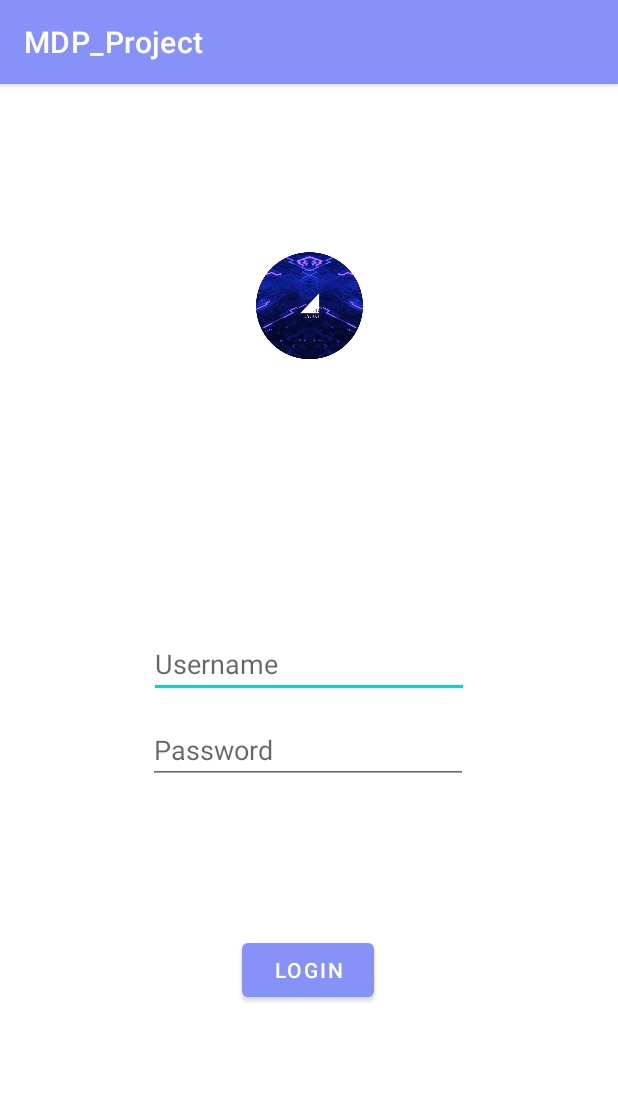
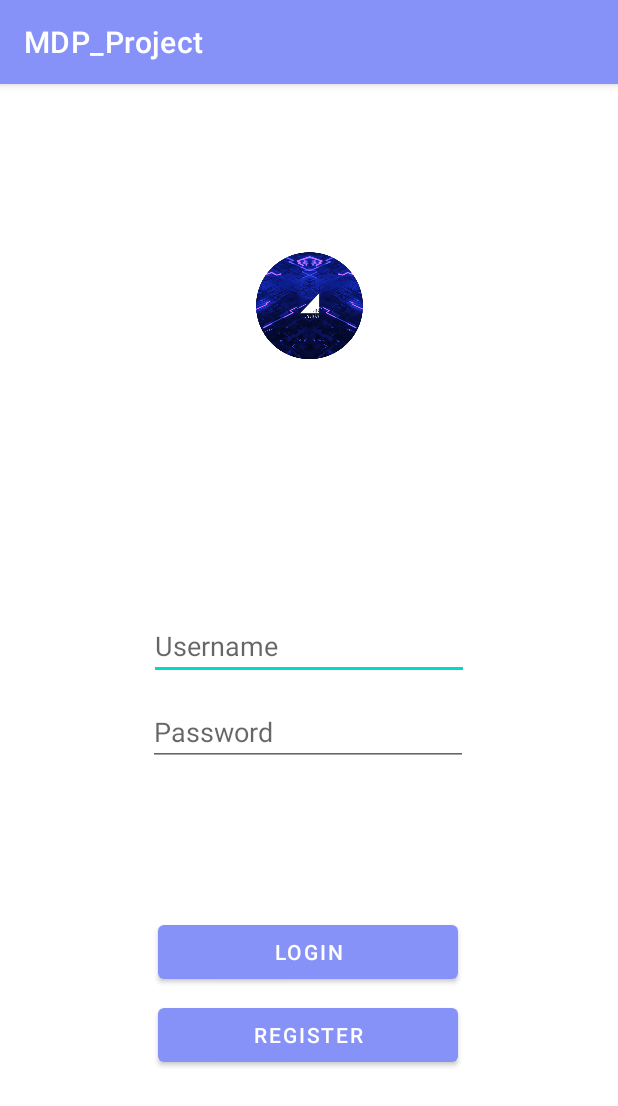
Before and after one commit to AndrewNVH/MDP_Project, an Android app: the screen it shows after launch (LoginActivity), on a phone screen of 412 x 824 dp. Shown: the top 1106 px of the screen. Run offline under Robolectric (Android 15) with nearby library versions, the light colour scheme and no system bars.

Commit message:
ya begitu...

```diff
--- a/app/src/main/java/com/example/mdp_project/LoginFragment.kt
+++ b/app/src/main/java/com/example/mdp_project/LoginFragment.kt
@@ -27,12 +27,12 @@ class LoginFragment : Fragment() {
         val userList : ArrayList<UserList> = MockDB.user
         val username = resources.getStringArray(R.array.username)
         val password = resources.getStringArray(R.array.password)
+
         for(i in username.indices){
             userList.add(UserList(username[i], password[i]))
         }
 
-
-        binding.loginButton.setOnClickListener{
+        binding.btnLogin.setOnClickListener{
             val usernameInput = binding.usernameInput.text.toString()
             val passwordInput = binding.passwordInput.text.toString()
             if(usernameInput.isEmpty()){
--- a/app/src/main/res/layout/fragment_login.xml
+++ b/app/src/main/res/layout/fragment_login.xml
@@ -38,21 +38,34 @@
         android:ems="10"
         android:hint="@string/loginpage_password"
         android:inputType="textPassword"
-        app:layout_constraintBottom_toTopOf="@+id/loginButton"
+        app:layout_constraintBottom_toTopOf="@+id/btnLogin"
         app:layout_constraintEnd_toEndOf="parent"
         app:layout_constraintHorizontal_bias="0.497"
         app:layout_constraintStart_toStartOf="parent" />
 
     <Button
-        android:id="@+id/loginButton"
-        android:layout_width="wrap_content"
+        android:id="@+id/btnLogin"
+        android:layout_width="200dp"
+        android:layout_height="wrap_content"
+        android:layout_marginBottom="-40dp"
+        android:text="@string/Register"
+        app:layout_constraintBottom_toBottomOf="parent"
+        app:layout_constraintEnd_toEndOf="parent"
+        app:layout_constraintHorizontal_bias="0.497"
+        app:layout_constraintStart_toStartOf="parent"
+        app:layout_constraintTop_toTopOf="parent"
+        app:layout_constraintVertical_bias="0.803" />
+
+    <Button
+        android:id="@+id/btnLogin"
+        android:layout_width="200dp"
         android:layout_height="wrap_content"
         android:layout_marginBottom="-40dp"
         android:text="@string/loginpage_button"
         app:layout_constraintBottom_toBottomOf="parent"
         app:layout_constraintEnd_toEndOf="parent"
-        app:layout_constraintHorizontal_bias="0.498"
+        app:layout_constraintHorizontal_bias="0.497"
         app:layout_constraintStart_toStartOf="parent"
         app:layout_constraintTop_toTopOf="parent"
-        app:layout_constraintVertical_bias="0.746" />
+        app:layout_constraintVertical_bias="0.73" />
 </androidx.constraintlayout.widget.ConstraintLayout>
--- a/app/src/main/res/values/strings.xml
+++ b/app/src/main/res/values/strings.xml
@@ -54,6 +54,7 @@
     <string name="Share">Share</string>
     <string name="about_us">About Us</string>
     <string name="logout">Logout</string>
+    <string name="Register">Register</string>
     <string name="loginpage_name">Username</string>
     <string name="loginpage_password">Password</string>
     <string name="loginpage_button">Login</string>
```
Also changed, not shown: app/src/main/java/com/example/mdp_project/RegisterFragment.kt (added, +27 -0 lines), app/src/main/res/layout/fragment_register.xml (added, +14 -0 lines), 2 other files.
